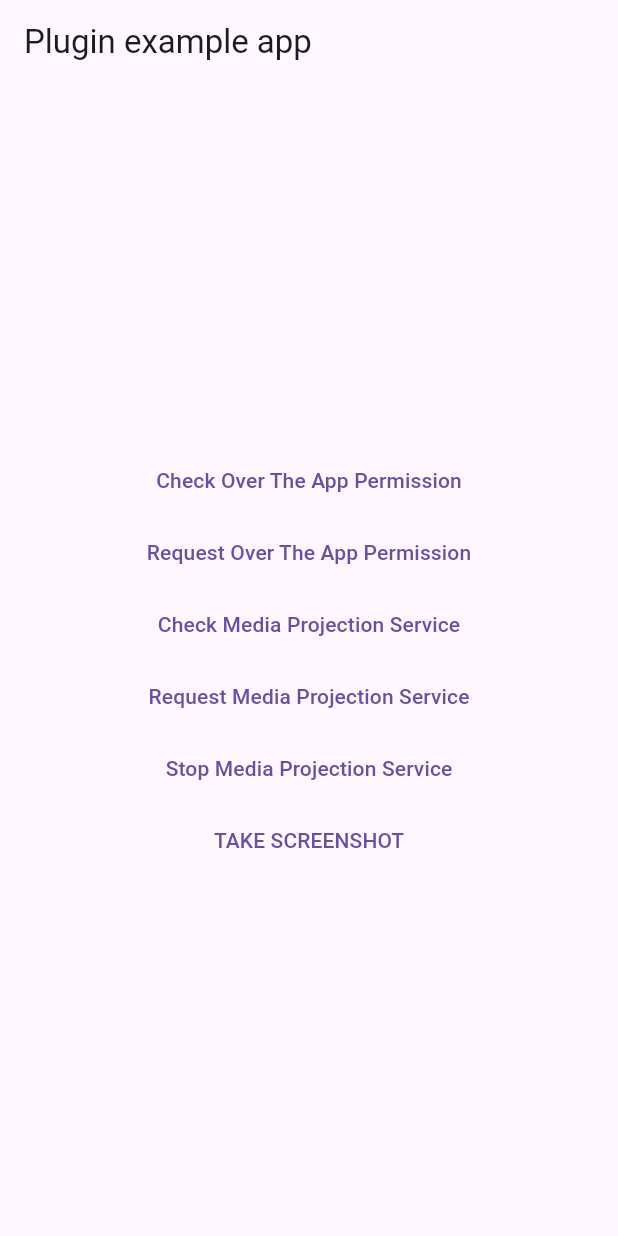
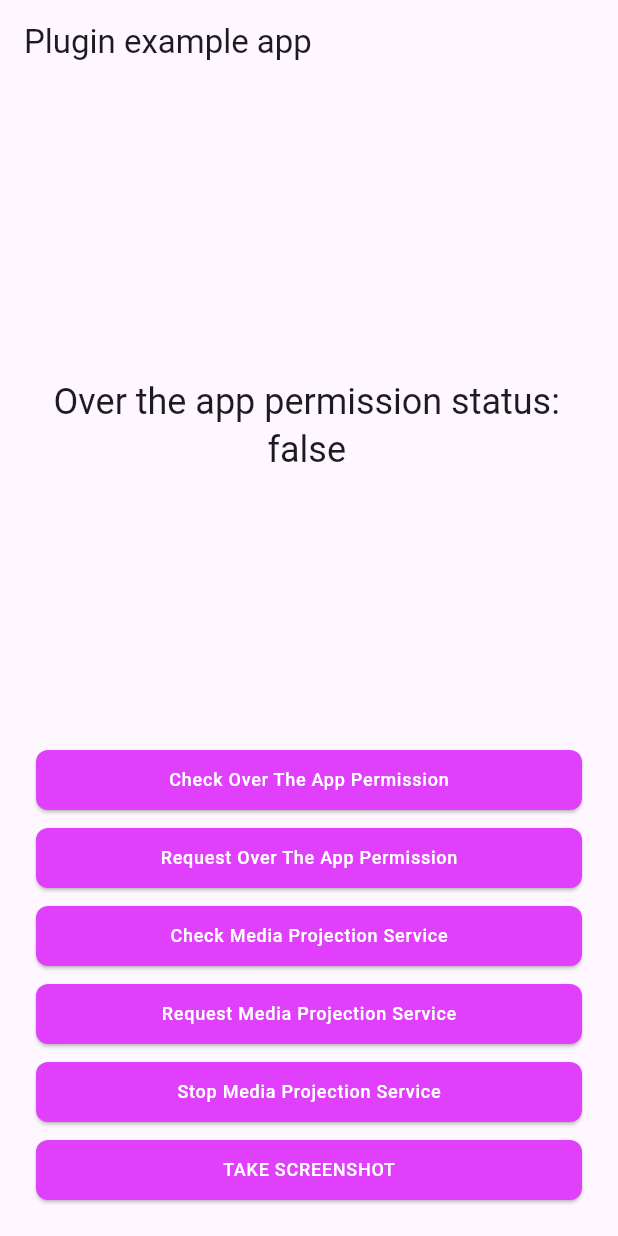
Before and after one commit to xizerlix/device_screenshot, a Flutter app: the screen it shows after launch, after a tap on "Check Over The App Permission", on a phone screen of 412 x 824 dp. Run offline on Flutter 3.47's test engine with Material 3 defaults, Android fonts, the phone set to English and light mode, and no system bars; our stand-ins replace plugin_platform_interface.

Commit message:
Initial release modification

```diff
--- /dev/null
+++ b/example/lib/example_button.dart
@@ -0,0 +1,42 @@
+import 'package:flutter/material.dart';
+
+class ExampleButton extends StatelessWidget {
+  final String title;
+  final Function() onPressed;
+
+  const ExampleButton({
+    super.key,
+    required this.title,
+    required this.onPressed,
+  });
+
+  @override
+  Widget build(BuildContext context) {
+    return Padding(
+      padding: const EdgeInsets.only(top: 12),
+      child: ElevatedButton(
+        onPressed: onPressed,
+        style: ElevatedButton.styleFrom(
+          padding: const EdgeInsets.symmetric(vertical: 10, horizontal: 12),
+          tapTargetSize: MaterialTapTargetSize.shrinkWrap,
+          backgroundColor: Colors.purpleAccent,
+          shape: RoundedRectangleBorder(
+            borderRadius: BorderRadius.circular(8),
+          ),
+        ),
+        child: Row(
+          mainAxisAlignment: MainAxisAlignment.center,
+          crossAxisAlignment: CrossAxisAlignment.center,
+          children: [
+            Text(
+              title,
+              style: Theme.of(context).textTheme.labelMedium?.copyWith(
+                    color: Colors.white,
+                  ),
+            ),
+          ],
+        ),
+      ),
+    );
+  }
+}
--- a/example/lib/main.dart
+++ b/example/lib/main.dart
@@ -1,3 +1,4 @@
+import 'package:device_screenshot_example/example_button.dart';
 import 'package:flutter/material.dart';
 
 import 'package:device_screenshot/device_screenshot.dart';
@@ -14,69 +15,92 @@ class MyApp extends StatefulWidget {
 }
 
 class _MyAppState extends State<MyApp> {
+  String message = "";
 
   @override
   Widget build(BuildContext context) {
     return MaterialApp(
+      debugShowCheckedModeBanner: false,
       home: Scaffold(
         appBar: AppBar(
           title: const Text('Plugin example app'),
         ),
-        body: Center(
+        body: Padding(
+          padding: const EdgeInsets.all(24),
+          child: Center(
             child: Column(
               mainAxisAlignment: MainAxisAlignment.center,
               crossAxisAlignment: CrossAxisAlignment.center,
               children: [
-              TextButton(
+                Expanded(
+                  child: Center(
+                    child: SelectableText(
+                      message,
+                      style: Theme.of(context).textTheme.headlineSmall,
+                      textAlign: TextAlign.center,
+                    ),
+                  ),
+                ),
+                ExampleButton(
                   onPressed: () async {
                     bool overTheAppPermission = await DeviceScreenshot.instance.checkOverTheAppPermission();
-                  print('overTheAppPermission : $overTheAppPermission');
+                    setState(() {
+                      message = 'Over the app permission status: $overTheAppPermission';
+                    });
                   },
-                child: const Text('Check Over The App Permission'),
+                  title: 'Check Over The App Permission',
                 ),
-              TextButton(
+                ExampleButton(
                   onPressed: () async {
-                  if(!await DeviceScreenshot.instance.checkOverTheAppPermission()){
+                    if (!await DeviceScreenshot.instance.checkOverTheAppPermission()) {
                       DeviceScreenshot.instance.requestMediaProjection();
                     }
                   },
-                child: const Text('Request Over The App Permission'),
+                  title: 'Request Over The App Permission',
                 ),
-              TextButton(
+                ExampleButton(
                   onPressed: () async {
                     bool mediaProjectionService = await DeviceScreenshot.instance.checkMediaProjectionService();
                     print('mediaProjectionService : $mediaProjectionService');
+                    setState(() {
+                      message = 'Media projection service status: $mediaProjectionService';
+                    });
                   },
-                child: const Text('Check Media Projection Service'),
+                  title: 'Check Media Projection Service',
                 ),
-              TextButton(
+                ExampleButton(
                   onPressed: () async {
-                  if(!await DeviceScreenshot.instance.checkMediaProjectionService()) {
+                    if (!await DeviceScreenshot.instance.checkMediaProjectionService()) {
                       DeviceScreenshot.instance.requestMediaProjection();
                     }
                   },
-                child: const Text('Request Media Projection Service'),
+                  title: 'Request Media Projection Service',
                 ),
-              TextButton(
+                ExampleButton(
                   onPressed: () async {
-                  if(await DeviceScreenshot.instance.checkMediaProjectionService()) {
+                    if (await DeviceScreenshot.instance.checkMediaProjectionService()) {
                       DeviceScreenshot.instance.stopMediaProjectionService();
                     }
                   },
-                child: const Text('Stop Media Projection Service'),
+                  title: 'Stop Media Projection Service',
                 ),
-              TextButton(
+                ExampleButton(
                   onPressed: () async {
                     Uri? uri = await DeviceScreenshot.instance.takeScreenshot();
-                  if(uri!=null) {
-                    print('hello screenshot is::: ${uri?.path}');
+                    if (uri != null) {
+                      setState(() {
+                        message = uri.path;
+                      });
                     } else {
-                    print('uri is null!!!');
+                      setState(() {
+                        message = 'Screenshot path is: null!';
+                      });
                     }
                   },
-                child: const Text('TAKE SCREENSHOT'),
+                  title: 'TAKE SCREENSHOT',
                 ),
               ],
+            ),
           ),
         ),
       ),
--- a/lib/device_screenshot_method_channel.dart
+++ b/lib/device_screenshot_method_channel.dart
@@ -25,7 +25,6 @@ class MethodChannelDeviceScreenshot extends DeviceScreenshotPlatform {
   Future<Uri?> takeScreenshot() async {
     final uriPath = await methodChannel.invokeMethod<String>('takeScreenshot');
     Uri uri = Uri.file(uriPath ?? '');
-    print('screenshot uri is: ${uri.path}');
     return uriPath == null ? null : uri;
   }
 
--- a/pubspec.yaml
+++ b/pubspec.yaml
@@ -1,5 +1,5 @@
 name: device_screenshot
-description: "A new Flutter project."
+description: "A Flutter plugin that can helps you to take screenshot your overall device."
 version: 0.0.1
 homepage:
 
```
Also changed, not shown: assets/poster.png (added), 45 other files. Lines whose indentation alone changed are shown as unchanged.
